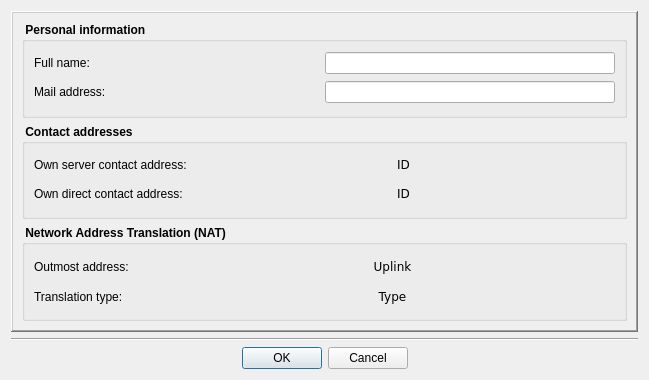
Before: the Qt Designer form Homer/forms/Dialogs/IdentityDialog.ui in Homer-Conferencing/Homer-Conferencing, drawn with Qt 5.
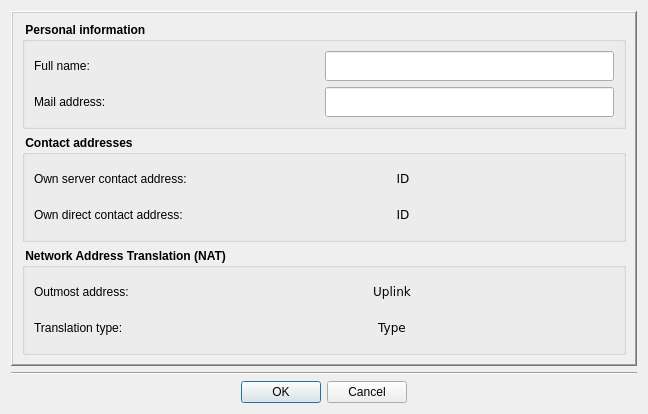
After: the same form once the commit is applied. Icons and pictures are not drawn.

Patch:
```diff
--- a/Homer/forms/Dialogs/IdentityDialog.ui
+++ b/Homer/forms/Dialogs/IdentityDialog.ui
@@ -6,10 +6,15 @@
    <rect>
     <x>0</x>
     <y>0</y>
-    <width>649</width>
-    <height>380</height>
+    <width>648</width>
+    <height>402</height>
    </rect>
   </property>
+  <property name="font">
+   <font>
+    <family>Arial</family>
+   </font>
+  </property>
   <property name="windowTitle">
    <string>Edit own identity</string>
   </property>
@@ -66,7 +71,7 @@
              <property name="minimumSize">
               <size>
                <width>140</width>
-               <height>22</height>
+               <height>30</height>
               </size>
              </property>
              <property name="font">
@@ -101,7 +106,7 @@
              <property name="minimumSize">
               <size>
                <width>0</width>
-               <height>22</height>
+               <height>30</height>
               </size>
              </property>
              <property name="font">
@@ -124,7 +129,7 @@
              <property name="minimumSize">
               <size>
                <width>140</width>
-               <height>22</height>
+               <height>30</height>
               </size>
              </property>
              <property name="font">
@@ -159,7 +164,7 @@
              <property name="minimumSize">
               <size>
                <width>0</width>
-               <height>22</height>
+               <height>30</height>
               </size>
              </property>
              <property name="font">
@@ -197,7 +202,7 @@
              <property name="minimumSize">
               <size>
                <width>170</width>
-               <height>22</height>
+               <height>30</height>
               </size>
              </property>
              <property name="font">
@@ -229,6 +234,12 @@
            </item>
            <item>
             <widget class="QLabel" name="mLbServerAddress">
+             <property name="minimumSize">
+              <size>
+               <width>0</width>
+               <height>30</height>
+              </size>
+             </property>
              <property name="font">
               <font>
                <family>Bitstream Vera Sans</family>
@@ -313,7 +324,7 @@
              <property name="minimumSize">
               <size>
                <width>170</width>
-               <height>22</height>
+               <height>30</height>
               </size>
              </property>
              <property name="font">
@@ -345,6 +356,12 @@
            </item>
            <item>
             <widget class="QLabel" name="mLbDirectAddress">
+             <property name="minimumSize">
+              <size>
+               <width>0</width>
+               <height>30</height>
+              </size>
+             </property>
              <property name="font">
               <font>
                <family>Bitstream Vera Sans</family>
@@ -444,7 +461,7 @@
              <property name="minimumSize">
               <size>
                <width>110</width>
-               <height>22</height>
+               <height>30</height>
               </size>
              </property>
              <property name="font">
@@ -473,6 +490,12 @@
            </item>
            <item>
             <widget class="QLabel" name="mLbNatAdr">
+             <property name="minimumSize">
+              <size>
+               <width>0</width>
+               <height>30</height>
+              </size>
+             </property>
              <property name="font">
               <font>
                <family>Bitstream Vera Sans</family>
@@ -503,7 +526,7 @@
              <property name="minimumSize">
               <size>
                <width>110</width>
-               <height>22</height>
+               <height>30</height>
               </size>
              </property>
              <property name="font">
@@ -532,6 +555,12 @@
            </item>
            <item>
             <widget class="QLabel" name="mLbNatType">
+             <property name="minimumSize">
+              <size>
+               <width>0</width>
+               <height>30</height>
+              </size>
+             </property>
              <property name="font">
               <font>
                <family>Bitstream Vera Sans</family>
```
Left out of the diff: 11 changed lines with no effect on the pictures.
